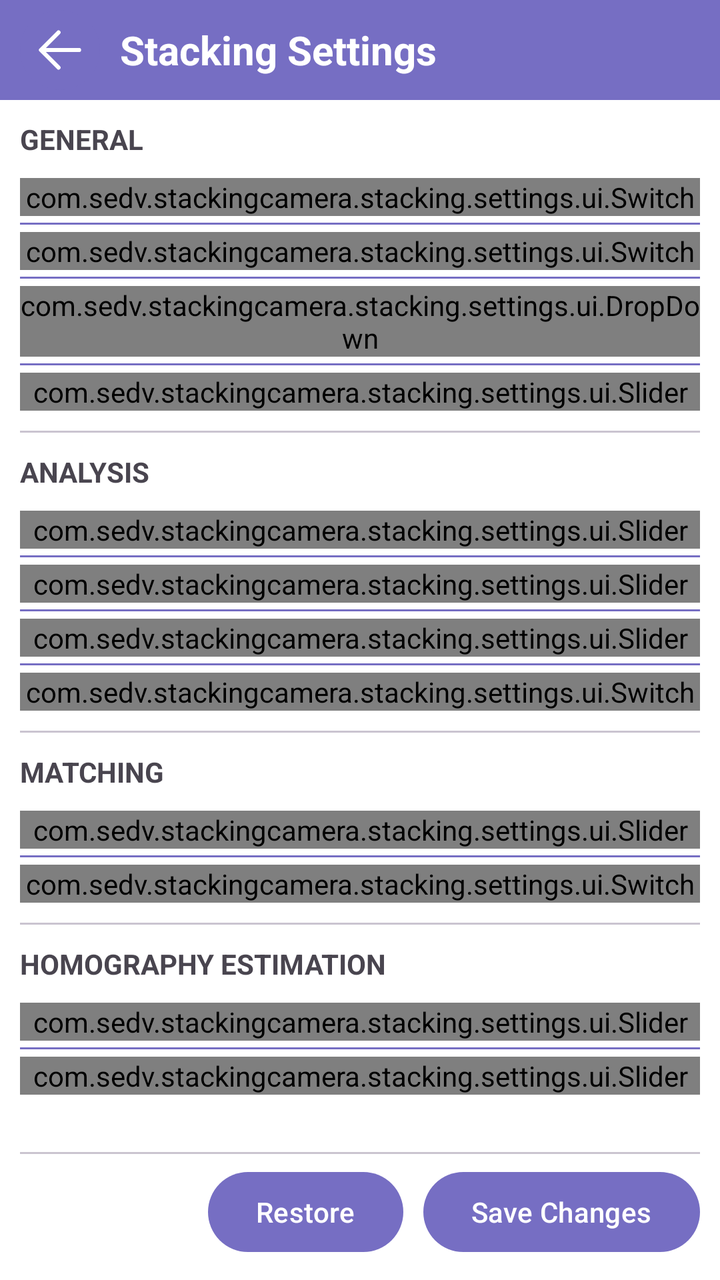
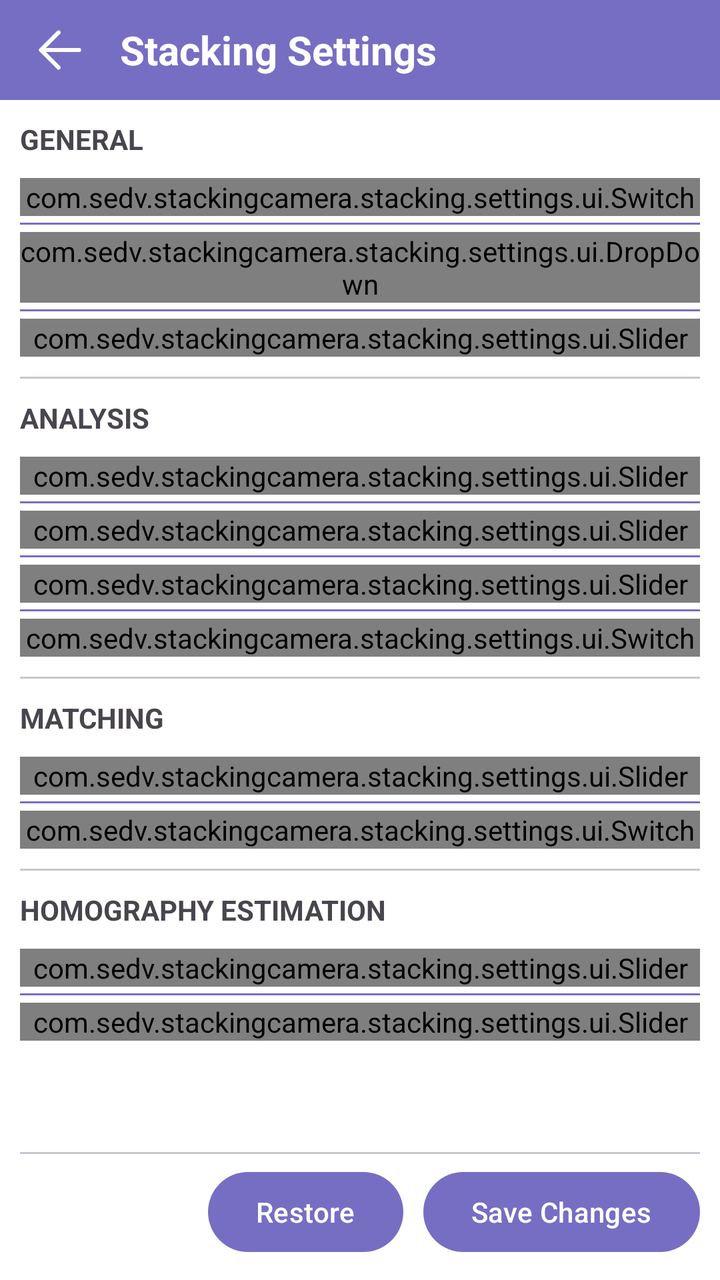

Before-and-after screenshots of an Android layout around one commit, followed by the original layout XML and the change that was made.
<!-- AndroidManifest.xml: activity theme Base.Theme.Stacking -->
<!-- res/layout/activity_stacking_settings.xml -->
<?xml version="1.0" encoding="utf-8"?>
<androidx.constraintlayout.widget.ConstraintLayout xmlns:android="http://schemas.android.com/apk/res/android"
    xmlns:app="http://schemas.android.com/apk/res-auto"
    xmlns:tools="http://schemas.android.com/tools"
    android:id="@+id/main"
    android:layout_width="match_parent"
    android:layout_height="match_parent"
    tools:context=".stacking.settings.StackingSettingsActivity">

    <androidx.constraintlayout.widget.ConstraintLayout
        android:id="@+id/top_container"
        android:layout_width="match_parent"
        android:layout_height="@dimen/nav_panel_height"
        app:layout_constraintTop_toTopOf="parent"
        android:background="?attr/colorPrimary"
        android:paddingHorizontal="@dimen/nav_panel_padding">

        <LinearLayout
            android:layout_width="wrap_content"
            android:layout_height="match_parent"
            android:orientation="horizontal"
            app:layout_constraintStart_toStartOf="parent"
            android:gravity="center">
            <androidx.appcompat.widget.AppCompatImageButton
                android:id="@+id/nav_back_button"
                android:layout_width="@dimen/round_block_size_extended"
                android:layout_height="@dimen/round_block_size_extended"
                android:background="@drawable/round_block_primary"
                android:src="@drawable/icon_nav_back_btn"
                android:layout_marginRight="@dimen/nav_panel_padding"/>

            <TextView
                android:layout_width="wrap_content"
                android:layout_height="match_parent"
                app:layout_constraintStart_toStartOf="parent"
                android:textColor="@color/white"
                android:gravity="center"
                android:textSize="@dimen/nav_title_size"
                android:textStyle="bold"
                android:text="Stacking Settings"/>
        </LinearLayout>

    </androidx.constraintlayout.widget.ConstraintLayout>

    <ScrollView
        android:layout_width="match_parent"
        android:layout_height="0dp"
        app:layout_constraintTop_toBottomOf="@id/top_container"
        app:layout_constraintBottom_toTopOf="@id/bottom_buttons">
        <LinearLayout
            android:layout_width="match_parent"
            android:layout_height="wrap_content"
            android:orientation="vertical"
            android:padding="@dimen/padding_normal">
            <TextView
                android:layout_width="wrap_content"
                android:layout_height="wrap_content"
                android:text="GENERAL"
                android:textStyle="bold"
                android:layout_marginBottom="@dimen/big_margin"/>

            <LinearLayout
                android:layout_width="match_parent"
                android:layout_height="wrap_content"
                android:orientation="vertical"
                android:showDividers="middle"
                android:divider="@drawable/vertical_divider">
                <com.sedv.stackingcamera.stacking.settings.ui.Switch
                    android:id="@+id/use_images"
                    android:layout_width="match_parent"
                    android:layout_height="wrap_content"
                    app:titleText="Use images instead of buffers"
                    app:descriptionText="Operations in OpenCL may perform faster using images instead of buffers"/>

                <com.sedv.stackingcamera.stacking.settings.ui.Switch
                    android:id="@+id/use_16_bit_data"
                    android:layout_width="match_parent"
                    android:layout_height="wrap_content"
                    app:titleText="Use higher data accuracy"
                    app:descriptionText="Using 16-bit format instead of 8-bit avoids data loss when decoding images, but consumes more device memory"/>

                <com.sedv.stackingcamera.stacking.settings.ui.DropDown
                    android:id="@+id/image_format"
                    android:layout_width="match_parent"
                    android:layout_height="wrap_content"
                    app:titleText="OpenCL image format"
                    app:descriptionText="Specifies the image format that OpenCL will work with. Using a 16-bit format avoids data loss during image decoding, but uses more device memory. RGB format consumes less memory, but may have worse GPU support than RGBA"/>

                <com.sedv.stackingcamera.stacking.settings.ui.Slider
                    android:id="@+id/number_of_tiles"
                    android:layout_width="match_parent"
                    android:layout_height="wrap_content"
                    app:titleText="Number of tiles"
                    app:descriptionText="Determines the number of tiles into which the image will be divided to ensure an even distribution of keypoints and descriptor matches"/>
            </LinearLayout>

            <com.google.android.material.divider.MaterialDivider
                android:layout_width="wrap_content"
                android:layout_height="wrap_content"
                android:layout_marginVertical="@dimen/big_margin"/>

            <TextView
                android:layout_width="wrap_content"
                android:layout_height="wrap_content"
                android:text="ANALYSIS"
                android:textStyle="bold"
                android:layout_marginBottom="@dimen/big_margin"/>

            <LinearLayout
                android:layout_width="match_parent"
                android:layout_height="wrap_content"
                android:orientation="vertical"
                android:showDividers="middle"
                android:divider="@drawable/vertical_divider">
                <com.sedv.stackingcamera.stacking.settings.ui.Slider
                    android:id="@+id/max_keypoints"
                    android:layout_width="match_parent"
                    android:layout_height="wrap_content"
                    app:titleText="Maximum number of keypoints"
                    app:descriptionText="Sets the threshold up to which the best keypoints will be selected. The actual value may be slightly higher than the threshold, depending on the number of tiles"/>
                <com.sedv.stackingcamera.stacking.settings.ui.Slider
                    android:id="@+id/fast_threshold"
                    android:layout_width="match_parent"
                    android:layout_height="wrap_content"
                    app:titleText="FAST threshold"
                    app:descriptionText="Determines the sensitivity threshold of the FAST detector. As the value decreases, the sensitivity increases"/>
                <com.sedv.stackingcamera.stacking.settings.ui.Slider
                    android:id="@+id/m_brisk_pattern_scale_factor"
                    android:layout_width="match_parent"
                    android:layout_height="wrap_content"
                    app:titleText="M-BRISK pattern scale factor"
                    app:descriptionText="Larger values increase the accuracy of descriptor computation in the absence of obvious contrast details around key points, but may reduce the overall quality of point orientation computation and descriptor vector formation"/>
                <com.sedv.stackingcamera.stacking.settings.ui.Switch
                    android:id="@+id/save_keypoints"
                    android:layout_width="match_parent"
                    android:layout_height="wrap_content"
                    app:titleText="Save keypoints"
                    app:descriptionText="Draws detected key points for each image and saves to device"/>

            </LinearLayout>

            <com.google.android.material.divider.MaterialDivider
                android:layout_width="wrap_content"
                android:layout_height="wrap_content"
                android:layout_marginVertical="@dimen/big_margin"/>

            <TextView
                android:layout_width="wrap_content"
                android:layout_height="wrap_content"
                android:text="MATCHING"
                android:textStyle="bold"
                android:layout_marginBottom="@dimen/big_margin"/>

            <LinearLayout
                android:layout_width="match_parent"
                android:layout_height="wrap_content"
                android:orientation="vertical"
                android:showDividers="middle"
                android:divider="@drawable/vertical_divider">
                <com.sedv.stackingcamera.stacking.settings.ui.Slider
                    android:id="@+id/max_matches"
                    android:layout_width="match_parent"
                    android:layout_height="wrap_content"
                    app:titleText="Maximum number of matches"
                    app:descriptionText="Sets the threshold up to which the best matches will be selected. The actual value may be slightly higher than the threshold, depending on the number of tiles"/>
                <com.sedv.stackingcamera.stacking.settings.ui.Switch
                    android:id="@+id/save_matches"
                    android:layout_width="match_parent"
                    android:layout_height="wrap_content"
                    app:titleText="Save matches"
                    app:descriptionText="Draws found matches between each image and reference one and saves them to device"/>
            </LinearLayout>

            <com.google.android.material.divider.MaterialDivider
                android:layout_width="wrap_content"
                android:layout_height="wrap_content"
                android:layout_marginVertical="@dimen/big_margin"/>

            <TextView
                android:layout_width="wrap_content"
                android:layout_height="wrap_content"
                android:text="HOMOGRAPHY ESTIMATION"
                android:textStyle="bold"
                android:layout_marginBottom="@dimen/big_margin"/>

            <LinearLayout
                android:layout_width="match_parent"
                android:layout_height="wrap_content"
                android:orientation="vertical"
                android:showDividers="middle"
                android:divider="@drawable/vertical_divider">
                <com.sedv.stackingcamera.stacking.settings.ui.Slider
                    android:id="@+id/ransac_threshold"
                    android:layout_width="match_parent"
                    android:layout_height="wrap_content"
                    app:titleText="RANSAC threshold"
                    app:descriptionText="Defines the threshold for acceptable error in matching. A high value may yield better results if matches are of generally low quality"/>
                <com.sedv.stackingcamera.stacking.settings.ui.Slider
                    android:id="@+id/ransac_iterations"
                    android:layout_width="match_parent"
                    android:layout_height="wrap_content"
                    app:titleText="RANSAC iterations"
                    app:descriptionText="Sets the number of iterations when estimating homography matrices. A large value increases the probability of a better result, but slows down the execution time"/>
            </LinearLayout>


        </LinearLayout>
    </ScrollView>

    <LinearLayout
        android:id="@+id/bottom_buttons"
        android:layout_width="match_parent"
        android:layout_height="wrap_content"
        app:layout_constraintBottom_toBottomOf="parent"
        android:paddingLeft="@dimen/padding_normal"
        android:paddingRight="@dimen/padding_normal"
        android:paddingBottom="@dimen/padding_normal"
        android:orientation="vertical">
        <com.google.android.material.divider.MaterialDivider
            android:layout_width="wrap_content"
            android:layout_height="wrap_content"
            android:layout_marginBottom="@dimen/medium_margin"/>
        <LinearLayout
            android:layout_width="match_parent"
            android:layout_height="wrap_content"
            android:orientation="horizontal"
            android:gravity="end">
            <com.google.android.material.button.MaterialButton
                android:id="@+id/restore_button"
                android:layout_width="wrap_content"
                android:layout_height="wrap_content"
                android:text="Restore"/>
            <com.google.android.material.button.MaterialButton
                android:id="@+id/save_button"
                android:layout_width="wrap_content"
                android:layout_height="wrap_content"
                android:text="Save Changes"
                android:layout_marginLeft="@dimen/big_margin" />
        </LinearLayout>

    </LinearLayout>

</androidx.constraintlayout.widget.ConstraintLayout>
<!-- resources referenced by this layout -->
<resources>
  <color name="white">#FFFFFFFF</color>
  <dimen name="big_margin">10dp</dimen>
  <dimen name="medium_margin">5dp</dimen>
  <dimen name="nav_panel_height">50dp</dimen>
  <dimen name="nav_panel_padding">10dp</dimen>
  <dimen name="nav_title_size">20dp</dimen>
  <dimen name="padding_normal">10dp</dimen>
  <dimen name="round_block_size_extended">40dp</dimen>
  <!-- drawable icon_nav_back_btn (drawable) -->
  <?xml version="1.0" encoding="utf-8"?>
  <vector xmlns:android="http://schemas.android.com/apk/res/android"
      android:width="@dimen/regular_icon_size"
      android:height="@dimen/regular_icon_size"
      android:viewportWidth="16"
      android:viewportHeight="16">
  
      <path
          android:pathData="M 1.9555168,8.0000005
  H 14.933326
  
  M 7.4666408,14.400016 1.0666258,8.0000005 7.4666408,1.5999844"
          android:strokeColor="@color/white"
          android:strokeWidth="1.5"
          android:strokeLineCap="round"
          android:strokeLineJoin="round"/>
  
  </vector>
  <!-- drawable round_block_primary (drawable) -->
  <?xml version="1.0" encoding="utf-8"?>
  <shape xmlns:android="http://schemas.android.com/apk/res/android"
      android:shape="rectangle">
      <corners android:radius="50dp"/>
      <solid android:color="?attr/colorPrimary"/>
  </shape>
  <!-- drawable vertical_divider (drawable) -->
  <?xml version="1.0" encoding="utf-8"?>
  <layer-list xmlns:android="http://schemas.android.com/apk/res/android">
      <item>
          <shape>
              <size
                  android:height="8dp" />
          </shape>
      </item>
      <item android:gravity="center_vertical">
          <shape>
              <size
                  android:height="1dp" />
              <solid android:color="?attr/colorPrimary"/>
          </shape>
      </item>
  </layer-list>
  <style name="Base.Theme.Stacking" parent="Theme.Material3.DayNight.NoActionBar">
          
          <item name="colorPrimary">@color/primary</item>
          <item name="colorOnPrimary">@color/primary_text</item>
          <item name="colorSecondary">@color/secondary</item>
          <item name="android:windowBackground">@color/white</item>
      </style>
  <dimen name="regular_icon_size">22dp</dimen>
  <color name="primary">#766EC3</color>
  <color name="primary_text">#FFFFFF</color>
  <color name="secondary">#4C4C6F</color>
</resources>

<!-- the commit's change to res/layout/activity_stacking_settings.xml (unified diff, before → after) -->
@@ -66,13 +66,6 @@
                 android:showDividers="middle"
                 android:divider="@drawable/vertical_divider">
                 <com.sedv.stackingcamera.stacking.settings.ui.Switch
-                    android:id="@+id/use_images"
-                    android:layout_width="match_parent"
-                    android:layout_height="wrap_content"
-                    app:titleText="Use images instead of buffers"
-                    app:descriptionText="Operations in OpenCL may perform faster using images instead of buffers"/>
-
-                <com.sedv.stackingcamera.stacking.settings.ui.Switch
                     android:id="@+id/use_16_bit_data"
                     android:layout_width="match_parent"
                     android:layout_height="wrap_content"
@@ -80,11 +73,11 @@
                     app:descriptionText="Using 16-bit format instead of 8-bit avoids data loss when decoding images, but consumes more device memory"/>
 
                 <com.sedv.stackingcamera.stacking.settings.ui.DropDown
-                    android:id="@+id/image_format"
-                    android:layout_width="match_parent"
-                    android:layout_height="wrap_content"
-                    app:titleText="OpenCL image format"
-                    app:descriptionText="Specifies the image format that OpenCL will work with. Using a 16-bit format avoids data loss during image decoding, but uses more device memory. RGB format consumes less memory, but may have worse GPU support than RGBA"/>
+                    android:id="@+id/color_space"
+                    android:layout_width="match_parent"
+                    android:layout_height="wrap_content"
+                    app:titleText="Color Space"
+                    app:descriptionText="Specifies the color space that all images will be processed in. Note that the resulting image is always saved with the sRGB color space"/>
 
                 <com.sedv.stackingcamera.stacking.settings.ui.Slider
                     android:id="@+id/number_of_tiles"
